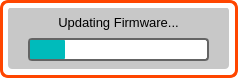
This is standalone/ezpz/forms/fwprogressform.ui in Muse-Kinetics/softstep_editor as Qt 5 draws it before an edit. The edited form follows.
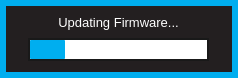
This is the edited form.

```diff
--- a/standalone/ezpz/forms/fwprogressform.ui
+++ b/standalone/ezpz/forms/fwprogressform.ui
@@ -14,9 +14,122 @@
    <string>Form</string>
   </property>
   <property name="styleSheet">
-   <string notr="true">QWidget{
-background: rgba(0,0,0,0);
-}</string>
+   <string notr="true">QWidget
+{
+	background:		rgba(35,31,32,255);
+	border: 6px solid rgba(0,174,239,255);
+}  
+
+QWidget:hover
+{
+	/*border:				3px solid rgb(0, 126, 126)*/
+}        
+
+/* ---------- QLabels ------------*/
+QLabel
+{
+	background:		rgba(0,0,0,0);
+	color: 				white;
+	font: 				10pt &quot;Futura&quot;;
+	border:				none;
+}
+
+QLabel:hover
+{
+	border:				none;
+}  
+
+/* ---------- QSpinBox ------------*/
+QSpinBox
+{
+	font: 10pt &quot;Futura&quot;;
+	border: 2px solid rgb(0,174,239);
+	background-color: rgba(0, 0, 0, 255);
+	color: white;
+	padding:0, 3, 0, 0;
+}
+
+QSpinBox::focus
+{
+	border: none;
+	outline: none;
+}
+
+/* ---------- QLineEdit ------------*/
+QLineEdit
+{
+	font: 10pt &quot;Futura&quot;;
+	background: rgba(0,174,239,0);
+	border: 2px solid rgba(0,174,239,255);
+	border-radius: 0px;
+	color: white;
+	padding-left: 2px;
+	padding-bottom: 2px;
+}
+
+QLineEdit:focus
+{
+	font: 10pt &quot;Futura&quot;;
+	background: rgba(0,174,239,0);
+	border: 2px solid white;
+	border-radius: 0px;
+	color: white;
+	padding-left: 2px;
+	padding-bottom: 2px;
+}
+
+/* ---------- QCheckBox ------------*/
+QCheckBox
+{
+	font: 10pt &quot;Futura&quot;;
+	background:rgba(0,174,239,0);
+	color: white;
+	padding:0, 3, 0, 0;
+	border: none;
+}
+
+QCheckBox:focus
+{
+	background:rgba(0,174,239,0);
+}
+
+
+/* ------- QStackedWidget ---------*/
+QStackedWidget
+{
+border-top: 1px solid white;
+background: black;
+}
+
+/*---------- QPushButton ---------*/
+QPushButton
+{
+	border: 2px solid rgba(0,174,239,255);
+	font: 10pt &quot;Futura&quot;;
+	color: white;
+}
+
+QWidget:focus
+{
+outline: none;
+border: 2px solid rgba(255,255,255,255);
+}
+
+/*---------- QProgress Bar ---------*/
+QProgressBar 
+{
+border: 2px solid rgb(25,25,25);
+padding: 0px;
+background: white;
+ }
+
+QProgressBar::chunk
+{
+background-color: rgba(0,174,239,255);
+border-radius: 1px;
+}
+
+</string>
   </property>
   <widget class="QFrame" name="warningFrame">
    <property name="geometry">
@@ -28,19 +141,11 @@
     </rect>
    </property>
    <property name="styleSheet">
-    <string notr="true">QFrame {
-		background-color: qlineargradient(spread: pan, 
-															x1:0, y1:0, x2:1, y2:1, 
-															stop:0 rgba(100,100, 100, 255), 
-															stop:0.5 rgba(70, 70,70, 255),
-															stop:1 rgba(100,100,100, 255)
-															);
-	border-bottom-left-radius:8.0;
-	border-bottom-right-radius:8.0;
-	border-top-left-radius:8.0;
-	border-top-right-radius:8.0;
-	border: 3px solid rgb(255, 70, 0);
-}</string>
+    <string notr="true">QFrame
+{
+	background:		rgba(35,31,32,255);
+	border: 6px solid rgba(0,174,239,255);
+}  </string>
    </property>
    <property name="frameShape">
     <enum>QFrame::StyledPanel</enum>
@@ -58,15 +163,10 @@
      </rect>
     </property>
     <property name="styleSheet">
-     <string notr="true">QFrame {
-	background:rgba(200, 200, 200, 255);
-	border-bottom-left-radius:4.0;
-	border-bottom-right-radius:4.0;
-	border-top-left-radius:4.0;
-	border-top-right-radius:4.0;
-	border:none;
-
-
+     <string notr="true">QFrame 
+{
+background: rgba(0,0,0,0);
+border:none;
 }
 </string>
     </property>
@@ -105,21 +205,7 @@
       </rect>
      </property>
      <property name="styleSheet">
-      <string notr="true"> QProgressBar {
-
-     border: 2px solid rgb(100,100,100);
-
-     border-radius: 4px;
-	padding: 0px;
-background: white;
- }
-
- QProgressBar::chunk {
-
-    	background-color: rgb(0, 187, 187);
-		border-radius: 1px;
-
- }</string>
+      <string notr="true"/>
      </property>
      <property name="value">
       <number>20</number>
```
Left out of the diff: 12 changed lines with no effect on the pictures.
